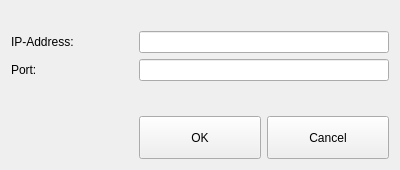
First picture: the form in ui/address-input.ui, repository berndhs/arado, before the edit.
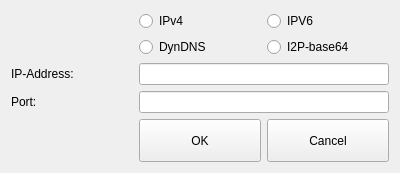
Second picture: the form after the edit. Icons and pictures are not drawn.

Commit message: radiobuttons for IP specification.

```diff
--- a/ui/address-input.ui
+++ b/ui/address-input.ui
@@ -14,20 +14,20 @@
    <string>Add Device-IP to start a connection</string>
   </property>
   <layout class="QGridLayout" name="gridLayout">
-   <item row="2" column="2" colspan="2">
+   <item row="3" column="2" colspan="2">
     <widget class="QLineEdit" name="addressEdit"/>
    </item>
-   <item row="4" column="1">
+   <item row="5" column="1">
     <widget class="QLabel" name="label_2">
      <property name="text">
       <string>Port:</string>
      </property>
     </widget>
    </item>
-   <item row="4" column="2" colspan="2">
+   <item row="5" column="2" colspan="2">
     <widget class="QLineEdit" name="portEdit"/>
    </item>
-   <item row="2" column="1">
+   <item row="3" column="1">
     <widget class="QLabel" name="label">
      <property name="text">
       <string>IP-Address:</string>
@@ -47,7 +47,7 @@
      </property>
     </widget>
    </item>
-   <item row="6" column="3">
+   <item row="7" column="3">
     <widget class="QPushButton" name="cancelButton">
      <property name="minimumSize">
       <size>
@@ -70,7 +70,7 @@
      </property>
     </widget>
    </item>
-   <item row="6" column="2">
+   <item row="7" column="2">
     <widget class="QPushButton" name="okButton">
      <property name="minimumSize">
       <size>
@@ -93,7 +93,7 @@
      </property>
     </widget>
    </item>
-   <item row="5" column="1">
+   <item row="6" column="1">
     <spacer name="verticalSpacer">
      <property name="orientation">
       <enum>Qt::Vertical</enum>
@@ -106,6 +106,34 @@
      </property>
     </spacer>
    </item>
+   <item row="1" column="2">
+    <widget class="QRadioButton" name="radioButton_2">
+     <property name="text">
+      <string>DynDNS</string>
+     </property>
+    </widget>
+   </item>
+   <item row="1" column="3">
+    <widget class="QRadioButton" name="radioButton_3">
+     <property name="text">
+      <string>I2P-base64</string>
+     </property>
+    </widget>
+   </item>
+   <item row="0" column="2">
+    <widget class="QRadioButton" name="radioButton_4">
+     <property name="text">
+      <string>IPv4</string>
+     </property>
+    </widget>
+   </item>
+   <item row="0" column="3">
+    <widget class="QRadioButton" name="radioButton_5">
+     <property name="text">
+      <string>IPV6</string>
+     </property>
+    </widget>
+   </item>
   </layout>
  </widget>
  <resources>
```
